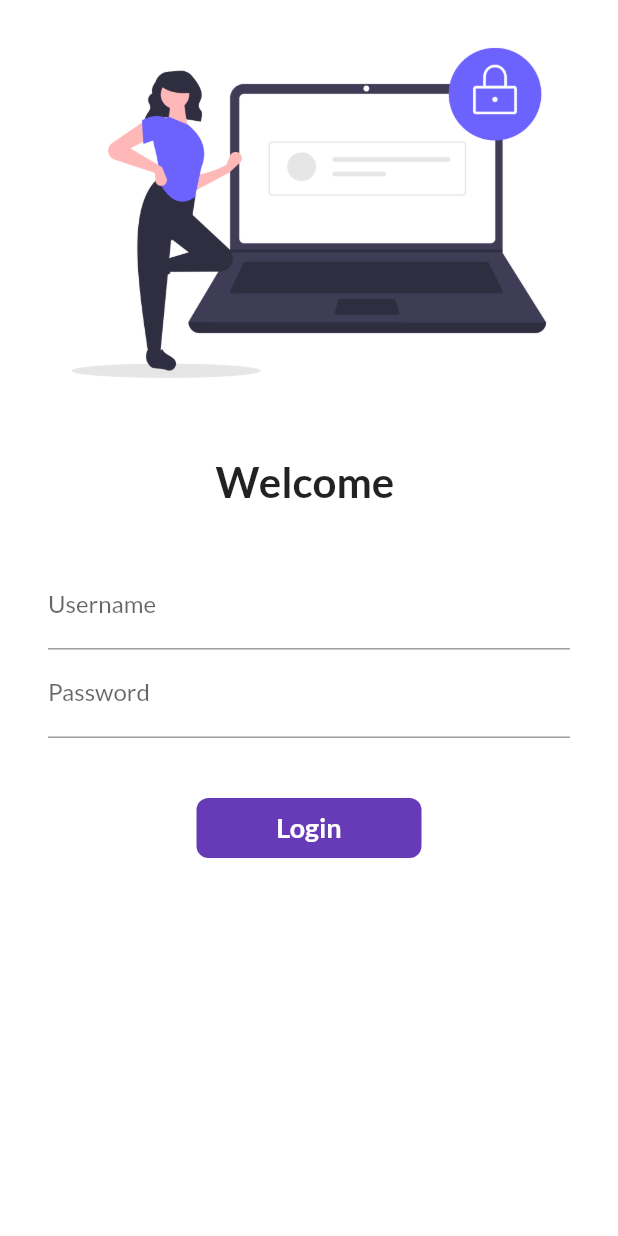
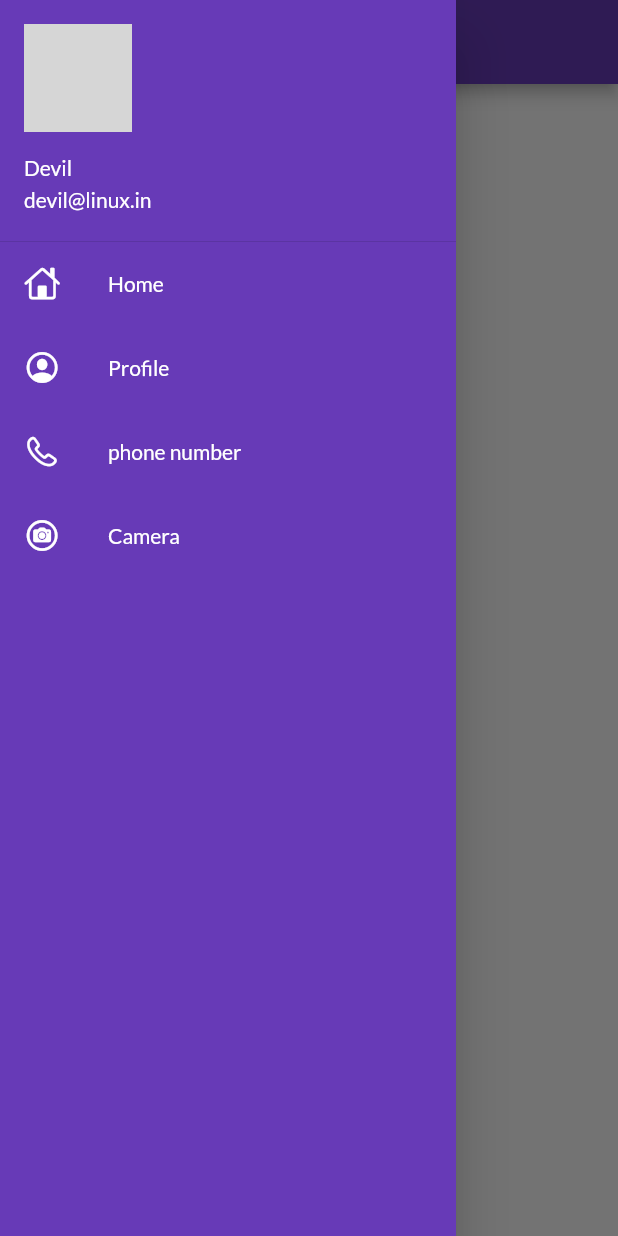
Before and after one commit to Devil-9/NewProject, a Flutter app: the screen it shows after launch, with the side drawer open (before the commit the screen has no drawer), on a phone screen of 412 x 824 dp. Run offline on Flutter 3.47's test engine with Material 2 defaults, Android fonts, the phone set to English and light mode, and no system bars; our stand-ins replace google_fonts; network calls fail; grey boxes are pictures that could not be loaded.

Commit message:
v2.0 completed

```diff
--- a/lib/main.dart
+++ b/lib/main.dart
@@ -21,9 +21,10 @@ class MyApp extends StatelessWidget {
       darkTheme: ThemeData(
         brightness: Brightness.dark
       ),
-      //debugShowCheckedModeBanner: false,
+      debugShowCheckedModeBanner: false,
+      initialRoute: MyRoutes.homeRoute,
       routes: {
-        "/": (context) => LoginPage(),
+        //"/": (context) => LoginPage(),
         MyRoutes.homeRoute: (context) => HomePage(),
         MyRoutes.loginRoute: (context)=> LoginPage(),
       },
--- a/lib/pages/home_page.dart
+++ b/lib/pages/home_page.dart
@@ -1,4 +1,5 @@
 import 'package:flutter/material.dart';
+import 'package:flutter1/widgets/drawer.dart';
 
 class HomePage extends StatelessWidget {
   final int days = 30;
@@ -16,7 +17,7 @@ class HomePage extends StatelessWidget {
           child: Text("Hello World $days by $name"),
         ),
       ),
-      drawer: Drawer(),
+      drawer: MyDrawer(),
     );
   }
 }
--- /dev/null
+++ b/lib/widgets/drawer.dart
@@ -0,0 +1,80 @@
+import 'package:flutter/cupertino.dart';
+import 'package:flutter/material.dart';
+
+class MyDrawer extends StatelessWidget {
+  @override
+  Widget build(BuildContext context) {
+    final imageUrl =
+        "https://neilpatel.com/wp-content/uploads/2017/09/image-editing-tools.jpg";
+    return Drawer(
+      child: Container(
+        color: Colors.deepPurple,
+        child: ListView(
+          padding: EdgeInsets.zero,
+          children: [
+            DrawerHeader(
+
+                padding: EdgeInsets.zero,
+                margin: EdgeInsets.zero,
+                child: UserAccountsDrawerHeader(
+                  margin: EdgeInsets.zero,
+                  accountName: Text("Devil"),
+                  accountEmail: Text("devil@linux.in"),
+                  currentAccountPicture: CircleAvatar(
+                    backgroundImage: NetworkImage(imageUrl)),
+                ),
+                ),
+                ListTile(
+                  leading: Icon(
+                    CupertinoIcons.home,
+                    color: Colors.white,
+                  ),
+                  title: Text(
+                    "Home",
+                    style: TextStyle(
+                      color: Colors.white,
+                    ),
+                  ),
+                ),
+                ListTile(
+                  leading: Icon(
+                    CupertinoIcons.profile_circled,
+                    color: Colors.white,
+                  ),
+                  title: Text(
+                    "Profile",
+                    style: TextStyle(
+                      color: Colors.white,
+                    ),
+                  ),
+                ),
+                ListTile(
+                  leading: Icon(
+                    CupertinoIcons.phone,
+                    color: Colors.white,
+                  ),
+                  title: Text(
+                    "phone number",
+                    style: TextStyle(
+                      color: Colors.white,
+                    ),
+                  ),
+                ),
+                ListTile(
+                  leading: Icon(
+                    CupertinoIcons.camera_circle,
+                    color: Colors.white,
+                  ),
+                  title: Text(
+                    "Camera",
+                    style: TextStyle(
+                      color: Colors.white,
+                    ),
+                  ),
+                ),
+          ],
+        ),
+      ),
+    );
+  }
+}
```
